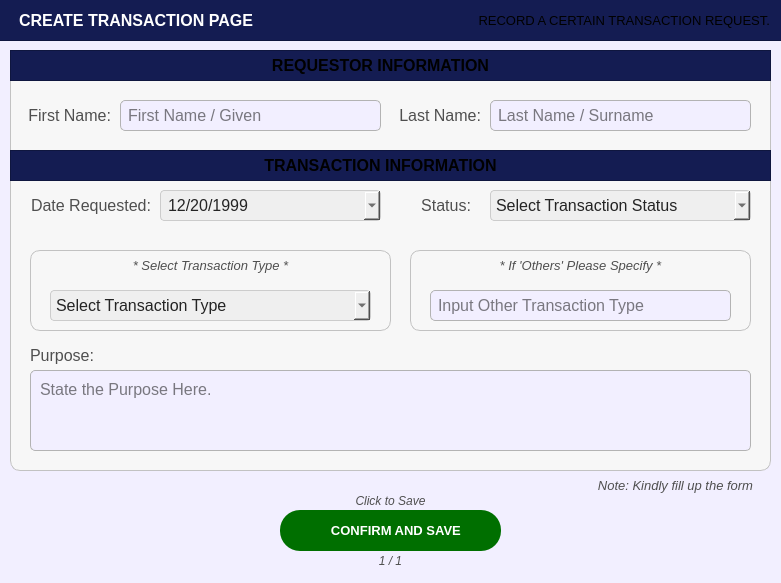
Before: the Qt Designer form UI/PopUp/Screen_Transactions/create_transaction.ui in Yohhannn/Barangay-Records-Statistics-System, drawn with Qt 5.
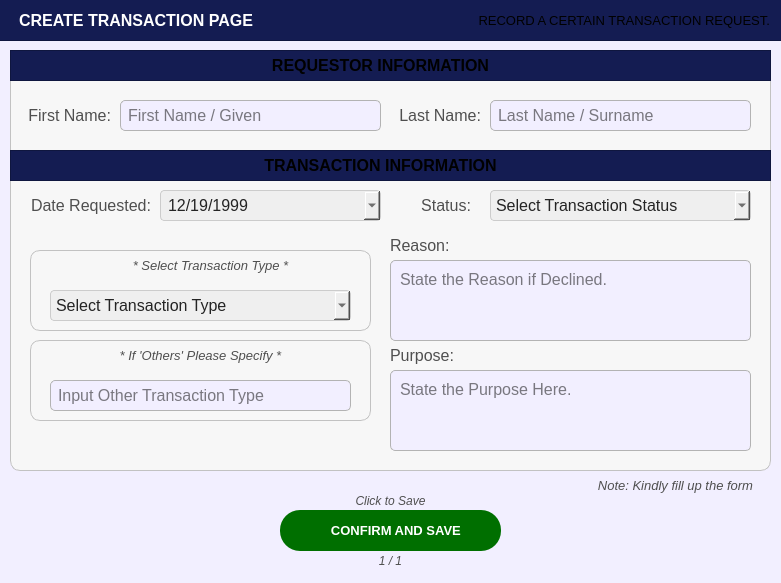
After: the same form once the commit is applied. Icons and pictures are not drawn.

```diff
--- a/UI/PopUp/Screen_Transactions/create_transaction.ui
+++ b/UI/PopUp/Screen_Transactions/create_transaction.ui
@@ -635,7 +635,7 @@
    <widget class="QLabel" name="register_labelPurpose">
     <property name="geometry">
      <rect>
-      <x>20</x>
+      <x>380</x>
       <y>290</y>
       <width>71</width>
       <height>31</height>
@@ -851,9 +851,9 @@
    <widget class="QPlainTextEdit" name="register_Purpose">
     <property name="geometry">
      <rect>
-      <x>20</x>
+      <x>380</x>
       <y>320</y>
-      <width>721</width>
+      <width>361</width>
       <height>81</height>
      </rect>
     </property>
@@ -909,7 +909,7 @@
       <second>0</second>
       <year>1999</year>
       <month>12</month>
-      <day>20</day>
+      <day>19</day>
      </datetime>
     </property>
     <property name="displayFormat">
@@ -956,8 +956,8 @@
    <widget class="QFrame" name="basePopUpBodyFrame_5">
     <property name="geometry">
      <rect>
-      <x>400</x>
-      <y>200</y>
+      <x>20</x>
+      <y>290</y>
       <width>341</width>
       <height>81</height>
      </rect>
@@ -1048,7 +1048,7 @@
      <rect>
       <x>20</x>
       <y>200</y>
-      <width>361</width>
+      <width>341</width>
       <height>81</height>
      </rect>
     </property>
@@ -1101,7 +1101,7 @@
       <rect>
        <x>20</x>
        <y>40</y>
-       <width>321</width>
+       <width>301</width>
        <height>31</height>
       </rect>
      </property>
@@ -1203,6 +1203,64 @@
      </item>
     </widget>
    </widget>
+   <widget class="QLabel" name="register_labelReason">
+    <property name="geometry">
+     <rect>
+      <x>380</x>
+      <y>180</y>
+      <width>71</width>
+      <height>31</height>
+     </rect>
+    </property>
+    <property name="font">
+     <font>
+      <family>Arial</family>
+      <pointsize>12</pointsize>
+     </font>
+    </property>
+    <property name="styleSheet">
+     <string notr="true">#register_labelReason{
+	background-color:transparent;
+	color:#4f4f4f;
+}</string>
+    </property>
+    <property name="text">
+     <string>Reason:</string>
+    </property>
+    <property name="alignment">
+     <set>Qt::AlignmentFlag::AlignLeading|Qt::AlignmentFlag::AlignLeft|Qt::AlignmentFlag::AlignVCenter</set>
+    </property>
+   </widget>
+   <widget class="QPlainTextEdit" name="register_Reason">
+    <property name="geometry">
+     <rect>
+      <x>380</x>
+      <y>210</y>
+      <width>361</width>
+      <height>81</height>
+     </rect>
+    </property>
+    <property name="font">
+     <font>
+      <family>Arial</family>
+      <pointsize>12</pointsize>
+     </font>
+    </property>
+    <property name="styleSheet">
+     <string notr="true">#register_Reason{
+	border: 1px solid #b3b3b3;  /* Black border */
+    border-radius: 5px;        /* Rounded corners */
+    padding: 5px;               /* Inner spacing */
+    background-color: #f2efff;  /* Gray background */
+    color: #000000; 
+}
+
+</string>
+    </property>
+    <property name="placeholderText">
+     <string>State the Reason if Declined.</string>
+    </property>
+   </widget>
   </widget>
   <widget class="QFrame" name="basePopUpTitleFrame">
    <property name="geometry">
```
